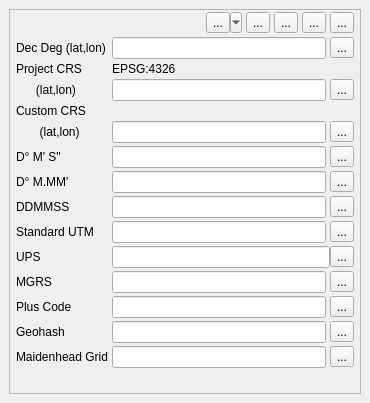
Before: the Qt Designer form ui/coordinateConverter.ui in NationalSecurityAgency/qgis-latlontools-plugin, drawn with Qt 5.
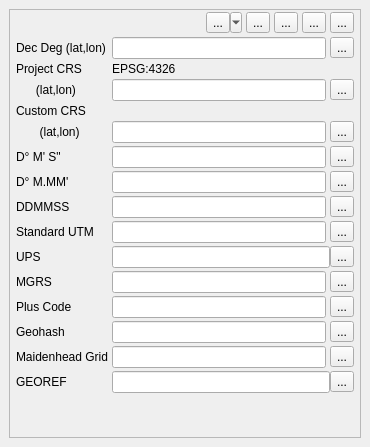
After: the same form once the commit is applied. Custom widgets are drawn as their Qt base class.

Commit message: Provide georef coordinate support.

What changed in the file:
```diff
--- a/ui/coordinateConverter.ui
+++ b/ui/coordinateConverter.ui
@@ -7,7 +7,7 @@
     <x>0</x>
     <y>0</y>
     <width>370</width>
-    <height>403</height>
+    <height>447</height>
    </rect>
   </property>
   <property name="windowTitle">
@@ -25,8 +25,8 @@
         <rect>
          <x>0</x>
          <y>0</y>
-         <width>333</width>
-         <height>374</height>
+         <width>350</width>
+         <height>405</height>
         </rect>
        </property>
        <layout class="QVBoxLayout" name="verticalLayout_3">
@@ -474,6 +474,27 @@
             </item>
            </layout>
           </item>
+          <item row="14" column="0">
+           <widget class="QLabel" name="label_9">
+            <property name="text">
+             <string>GEOREF</string>
+            </property>
+           </widget>
+          </item>
+          <item row="14" column="1">
+           <layout class="QHBoxLayout" name="horizontalLayout_14">
+            <item>
+             <widget class="QLineEdit" name="georefLineEdit"/>
+            </item>
+            <item>
+             <widget class="QToolButton" name="georefCopyButton">
+              <property name="text">
+               <string>...</string>
+              </property>
+             </widget>
+            </item>
+           </layout>
+          </item>
          </layout>
         </item>
        </layout>
```
The commit also changes 7 other files.
